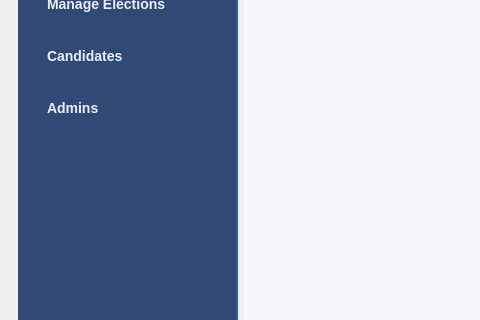
goblegue/pak.evm, file online_voting_app/src/views/mainwindow.ui: the form before one commit; both pictures show x 0 to 480 and y 238 to 558 of the 1163 by 968 pixel window.
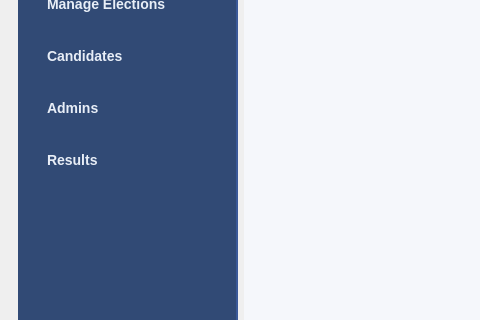
The form after the commit. The open tabs and pages were chosen to show the change. Icons and pictures are not drawn.

Commit message: admin result page created

```diff
--- a/online_voting_app/src/views/mainwindow.ui
+++ b/online_voting_app/src/views/mainwindow.ui
@@ -599,8 +599,18 @@
                </property>
               </widget>
              </item>
+             <item>
+              <widget class="QPushButton" name="adminSidebarResultsBtn">
+               <property name="text">
+                <string>Results</string>
+               </property>
+              </widget>
+             </item>
              <item>
               <spacer name="verticalSpacer_admin">
+               <property name="orientation">
+                <enum>Qt::Vertical</enum>
+               </property>
                <property name="sizeHint" stdset="0">
                 <size>
                  <width>20</width>
```
Left out of the diff: 12 changed lines with no effect on the pictures. The commit also changes 6 other files.
